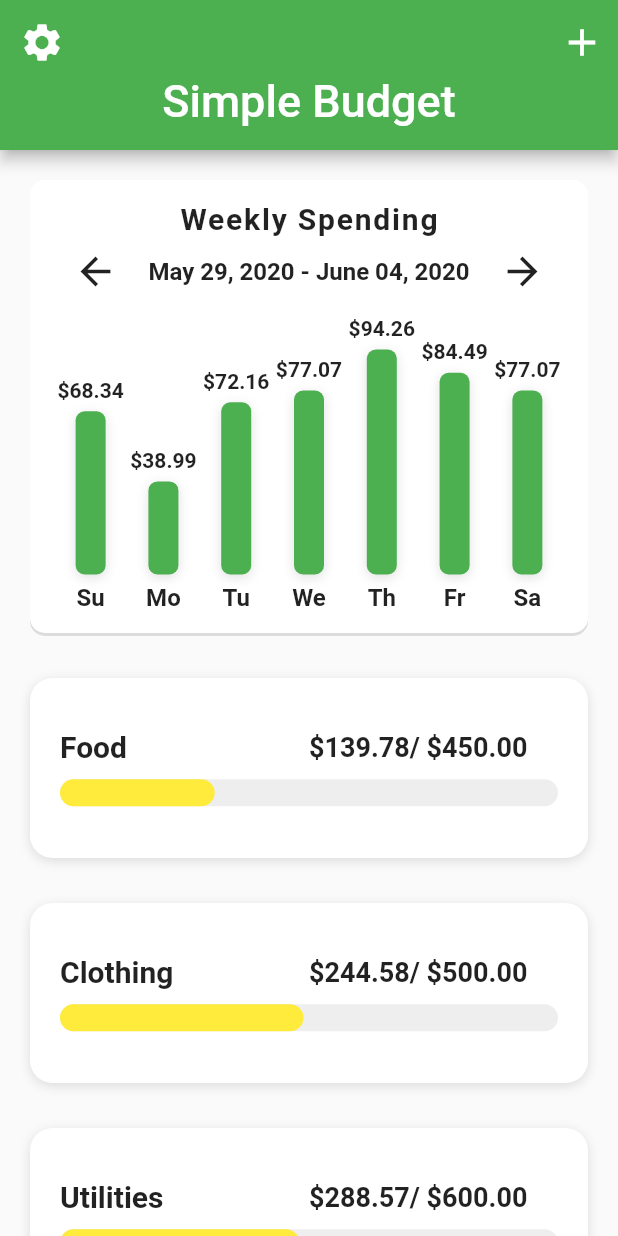
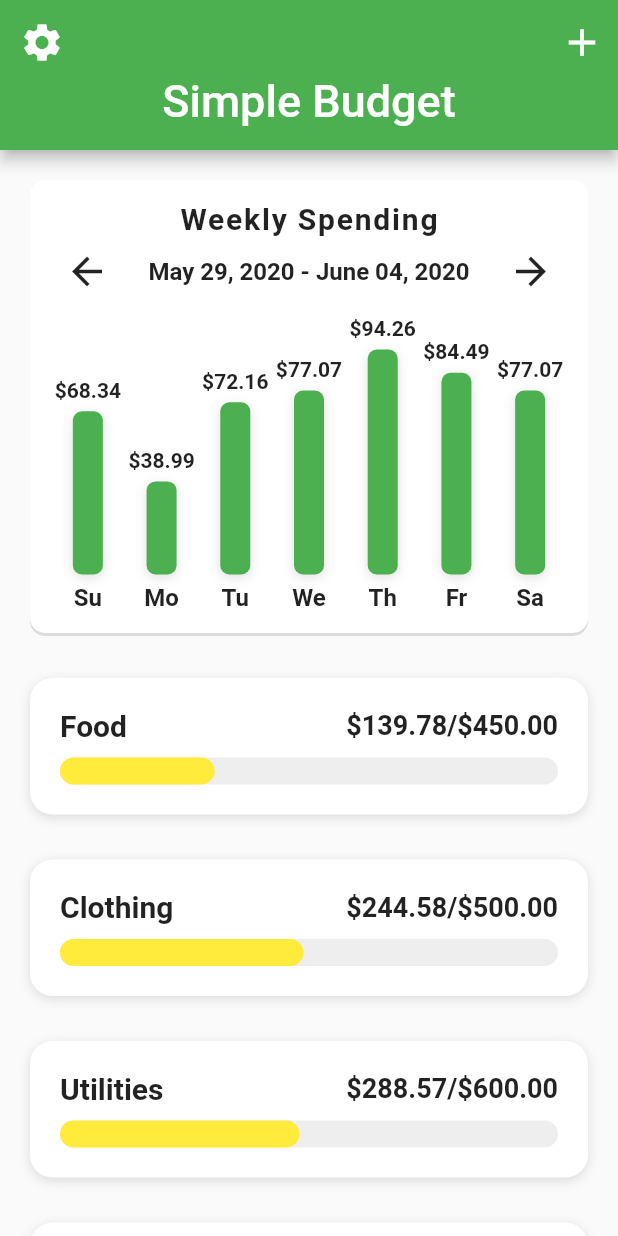
Before and after one commit to abdimussa87/flutter_ui_masterclass, a Flutter app: the screen it shows after launch, on a phone screen of 412 x 824 dp. Run offline on Flutter 3.47's test engine with Material 2 defaults, Android fonts, the phone set to English and light mode, and no system bars; our stand-ins replace device_preview.

Commit message:
Made the UI responsive for different screen sizes

```diff
--- a/flutter_budget_ui/lib/main.dart
+++ b/flutter_budget_ui/lib/main.dart
@@ -1,7 +1,14 @@
+import 'package:device_preview/device_preview.dart';
+import 'package:flutter/foundation.dart';
 import 'package:flutter/material.dart';
 import 'package:flutter_budget_ui/screens/home_page.dart';
 
-void main() => runApp(MyApp());
+void main() => runApp(
+      DevicePreview(
+       enabled: !kReleaseMode,
+        builder: (context) => MyApp(),
+      ),
+    );
 
 class MyApp extends StatelessWidget {
   // This widget is the root of your application.
--- a/flutter_budget_ui/lib/screens/category_page.dart
+++ b/flutter_budget_ui/lib/screens/category_page.dart
@@ -102,19 +102,29 @@ class _CategoryPageState extends State<CategoryPage> {
         child: Row(
           mainAxisAlignment: MainAxisAlignment.spaceBetween,
           children: <Widget>[
-            Text(
+            Expanded(
+              child: Text(
                 '${expense.name}',
                 style: TextStyle(
                   fontSize: 20,
                   fontWeight: FontWeight.w600,
                 ),
               ),
-             Text(
+            ),
+            SizedBox(
+              width: 10,
+            ),
+            Expanded(
+              child: Container(
+                alignment: Alignment.centerRight,
+                child: Text(
                   '-\$${(expense.cost).toStringAsFixed(2)}',
                   style: TextStyle(
                     fontSize: 20,
                     color: Colors.red,
                     fontWeight: FontWeight.w600,
+                  ),
+                ),
               ),
             ),
           ],
--- a/flutter_budget_ui/lib/screens/home_page.dart
+++ b/flutter_budget_ui/lib/screens/home_page.dart
@@ -80,7 +80,6 @@ class _HomePageState extends State<HomePage> {
       child: Container(
         margin: EdgeInsets.fromLTRB(20, 20, 20, 10),
         padding: EdgeInsets.all(20),
-        height: 120,
         decoration: BoxDecoration(
           color: Colors.white,
           borderRadius: BorderRadius.circular(15),
@@ -99,9 +98,8 @@ class _HomePageState extends State<HomePage> {
               mainAxisAlignment: MainAxisAlignment.spaceBetween,
               children: <Widget>[
                 Expanded(
-                  child: Row(
-                    children: <Widget>[
-                      Text(
+                  flex: 2,
+                  child: Text(
                     category.name,
                     style: TextStyle(
                       fontSize: 20,
@@ -109,17 +107,22 @@ class _HomePageState extends State<HomePage> {
                     ),
                     overflow: TextOverflow.ellipsis,
                   ),
-                    ],
                 ),
+                SizedBox(
+                  width: 10,
                 ),
                 Expanded(
+                  flex: 3,
+                  child: Container(
+                    alignment: Alignment.centerRight,
                     child: Text(
-                    '\$${(category.maxAmount - totalUsedAmount).toStringAsFixed(2)}/ \$${category.maxAmount.toStringAsFixed(2)}',
+                      '\$${(category.maxAmount - totalUsedAmount).toStringAsFixed(2)}/\$${category.maxAmount.toStringAsFixed(2)}',
                       style: TextStyle(
                         fontSize: 18,
                         fontWeight: FontWeight.w600,
                       ),
-                    maxLines: 2,
+                      // overflow: TextOverflow.ellipsis,
+                    ),
                   ),
                 ),
               ],
--- a/flutter_budget_ui/lib/widgets/bar_chart.dart
+++ b/flutter_budget_ui/lib/widgets/bar_chart.dart
@@ -22,18 +22,23 @@ class BarChart extends StatelessWidget {
                 fontSize: 20, fontWeight: FontWeight.bold, letterSpacing: 1.2),
           ),
           Row(
-            mainAxisAlignment: MainAxisAlignment.spaceAround,
+            mainAxisAlignment: MainAxisAlignment.spaceBetween,
             children: <Widget>[
               IconButton(
                 icon: Icon(Icons.arrow_back),
                 iconSize: 30,
                 onPressed: () {},
               ),
-              Text(
+              Expanded(
+                child: Container(
+                  alignment: Alignment.center,
+                  child: Text(
                     'May 29, 2020 - June 04, 2020',
                     style: TextStyle(
                       fontSize: 16,
                       fontWeight: FontWeight.w600,
+                    ),
+                  ),
                 ),
               ),
               IconButton(
@@ -50,40 +55,54 @@ class BarChart extends StatelessWidget {
             mainAxisAlignment: MainAxisAlignment.spaceEvenly,
             crossAxisAlignment: CrossAxisAlignment.end,
             children: <Widget>[
-              Bar(
+              Expanded(
+                child: Bar(
                   label: 'Su',
                   amountSpent: weeklySpending[0],
                   mostExpensive: _mostExpensive,
                 ),
-              Bar(
+              ),
+              Expanded(
+                child: Bar(
                   label: 'Mo',
                   amountSpent: weeklySpending[1],
                   mostExpensive: _mostExpensive,
                 ),
-              Bar(
+              ),
+              Expanded(
+                child: Bar(
                   label: 'Tu',
                   amountSpent: weeklySpending[2],
                   mostExpensive: _mostExpensive,
                 ),
-              Bar(
+              ),
+              Expanded(
+                child: Bar(
                   label: 'We',
                   amountSpent: weeklySpending[3],
                   mostExpensive: _mostExpensive,
                 ),
-              Bar(
+              ),
+              Expanded(
+                child: Bar(
                   label: 'Th',
                   amountSpent: weeklySpending[4],
                   mostExpensive: _mostExpensive,
                 ),
-              Bar(
+              ),
+              Expanded(
+                child: Bar(
                   label: 'Fr',
                   amountSpent: weeklySpending[5],
                   mostExpensive: _mostExpensive,
                 ),
-              Bar(
+              ),
+              Expanded(
+                child: Bar(
                   label: 'Sa',
                   amountSpent: weeklySpending[6],
                   mostExpensive: _mostExpensive,
+                ),
               ),
             ],
           ),
```
Also changed, not shown: flutter_budget_ui/pubspec.yaml (+1 -6 lines), flutter_budget_ui/pubspec.lock, 1 other file. Lines whose indentation alone changed are shown as unchanged.
